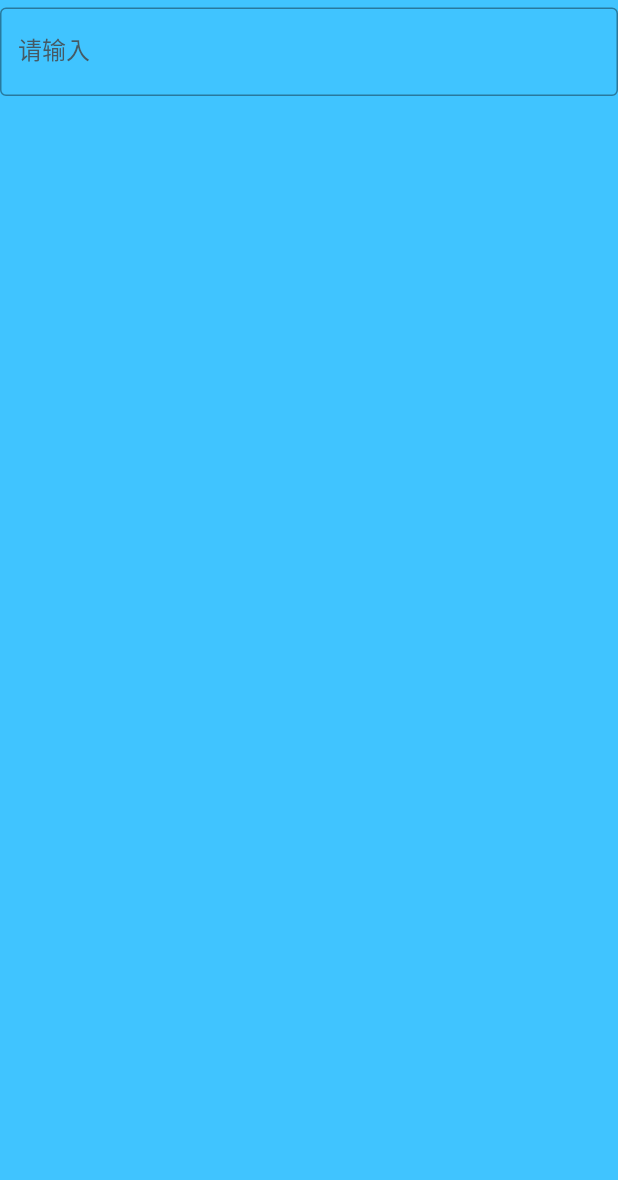
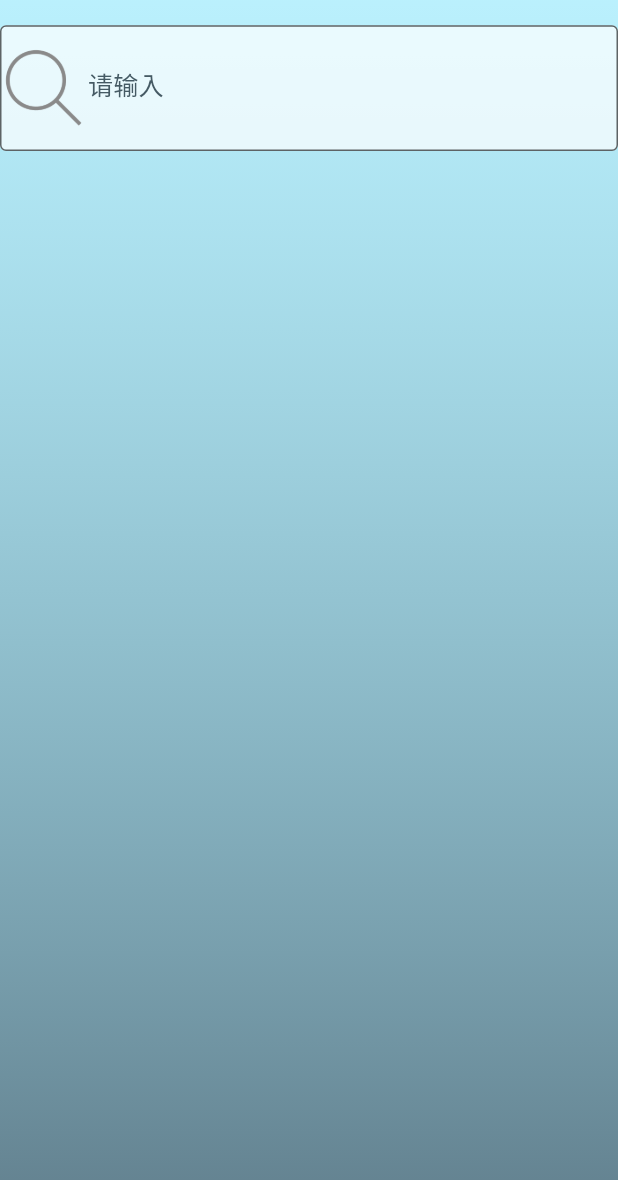
Before and after one commit to 1014294681/weatherApp, a Flutter app: the CitySearch screen opened directly, on a phone screen of 412 x 824 dp. Shown: the top 1180 px of the screen. Run offline on Flutter 3.47's test engine with Material 2 defaults, Android fonts, the phone set to English and light mode, and no system bars; our stand-ins replace flutter_screenutil, permission_handler, simple_animations, syncfusion_flutter_charts; missing offline and left inert: amap_flutter_location, flutter_qweather.

Commit message:
使用动态背景

```diff
--- a/lib/citySearch.dart
+++ b/lib/citySearch.dart
@@ -1,6 +1,7 @@
 import 'package:flutter/material.dart';
 import 'package:flutter_qweather/flutter_qweather.dart';
 import 'package:flutter_qweather/models/geo.dart';
+import 'package:flutter_screenutil/flutter_screenutil.dart';
 
 class CitySearch extends StatefulWidget {
   const CitySearch({Key? key}) : super(key: key);
@@ -33,6 +34,11 @@ class _CitySearchState extends State<CitySearch> {
 
   @override
   Widget build(BuildContext context) {
+    return ScreenUtilInit(
+      designSize: const Size(411, 982),
+      minTextAdapt: true,
+      splitScreenMode: true,
+      builder: (context, child) {
         return Scaffold(
             resizeToAvoidBottomInset: false,
             body: GestureDetector(
@@ -40,24 +46,41 @@ class _CitySearchState extends State<CitySearch> {
                 hideKeyboard(context);
               },
               child: Container(
-            color: Colors.lightBlueAccent,
-            child: Flex(
-              direction: Axis.vertical,
+                //color: Colors.lightBlueAccent,
+                decoration: const BoxDecoration(
+                    gradient: LinearGradient(
+                        begin: Alignment.topCenter,
+                        end: Alignment.bottomCenter,
+                        colors: [Color(0x9B91EAFF), Colors.blueGrey])),
+                child: Column(
                   children: [
                     Container(
-                  margin: const EdgeInsets.only(top: 5),
+                      margin: const EdgeInsets.only(top: 20).r,
+                      height: 100.h,
                       child: SafeArea(
                           child: TextField(
                         //controller: _controller,
-                    style: TextStyle(color: Colors.blueGrey.shade700, fontSize: 16),
+                        style: TextStyle(
+                            color: Colors.blueGrey.shade700, fontSize: 20.sp),
                         decoration: InputDecoration(
+                            prefixIcon: Padding(
+                              padding:
+                                  const EdgeInsets.only(top: 15, bottom: 15).r,
+                              child: const Image(
+                                  fit: BoxFit.contain,
+                                  image: AssetImage("asset/images/sousuo.png"),
+                                  alignment: Alignment.center),
+                            ),
+                            fillColor: Colors.white70,
+                            filled: true,
                             border: const OutlineInputBorder(),
                             labelText: "请输入",
-                        labelStyle:
-                            TextStyle(color: Colors.blueGrey.shade700, fontSize: 16)),
+                            labelStyle: TextStyle(
+                                color: Colors.blueGrey.shade700,
+                                fontSize: 20.sp)),
                         onChanged: (v) async {
-                      GeoPoiLocationResp? locationResp = await FlutterQweather
-                          .instance
+                          GeoPoiLocationResp? locationResp =
+                              await FlutterQweather.instance
                                   .geoCityLookup(v, number: 20, range: "cn");
                           locationList = locationResp!.locations;
                           for (var element in locationList) {
@@ -69,8 +92,7 @@ class _CitySearchState extends State<CitySearch> {
                         },
                       )),
                     ),
-                SizedBox(
-                  height: 600,
+                    Expanded(
                       child: ListView.builder(
                         controller: _controller,
                         shrinkWrap: true,
@@ -86,6 +108,8 @@ class _CitySearchState extends State<CitySearch> {
                 ),
               ),
             ));
+      },
+    );
   }
 
   void hideKeyboard(BuildContext context) {
@@ -101,15 +125,19 @@ class _CitySearchState extends State<CitySearch> {
         Map<String, String> map = {"name": name, "id": id};
         Navigator.pop(context, map);
       },
+      child: Card(
+          color: Colors.white70,
+          elevation: 4,
+          margin: const EdgeInsets.only(top: 20, left: 30, right: 30).r,
           child: Container(
-        width: 100,
-        height: 50,
             alignment: Alignment.center,
+            height: 50.h,
             child: Text(
               "$adm1 $adm2 $name",
-          style: TextStyle(color: Colors.blueGrey.shade700, fontSize: 20),
+              style:
+                  TextStyle(color: Colors.blueGrey.shade700, fontSize: 20.sp),
             ),
-      ),
+          )),
     );
   }
 }
--- a/pubspec.yaml
+++ b/pubspec.yaml
@@ -40,6 +40,9 @@ dependencies:
   # Use with the CupertinoIcons class for iOS style icons.
   cupertino_icons: ^1.0.2
   syncfusion_flutter_charts: ^20.2.43
+  animated_text_kit: ^4.2.1
+  simple_animations: ^3.1.1
+  google_fonts: ^2.1.0
 
 dev_dependencies:
   flutter_test:
```
Also changed, not shown: lib/main.dart (+40 -6 lines), asset/images/duoyun.png (deleted), asset/images/sousuo.png (added), pubspec.lock. Lines whose indentation alone changed are shown as unchanged.
